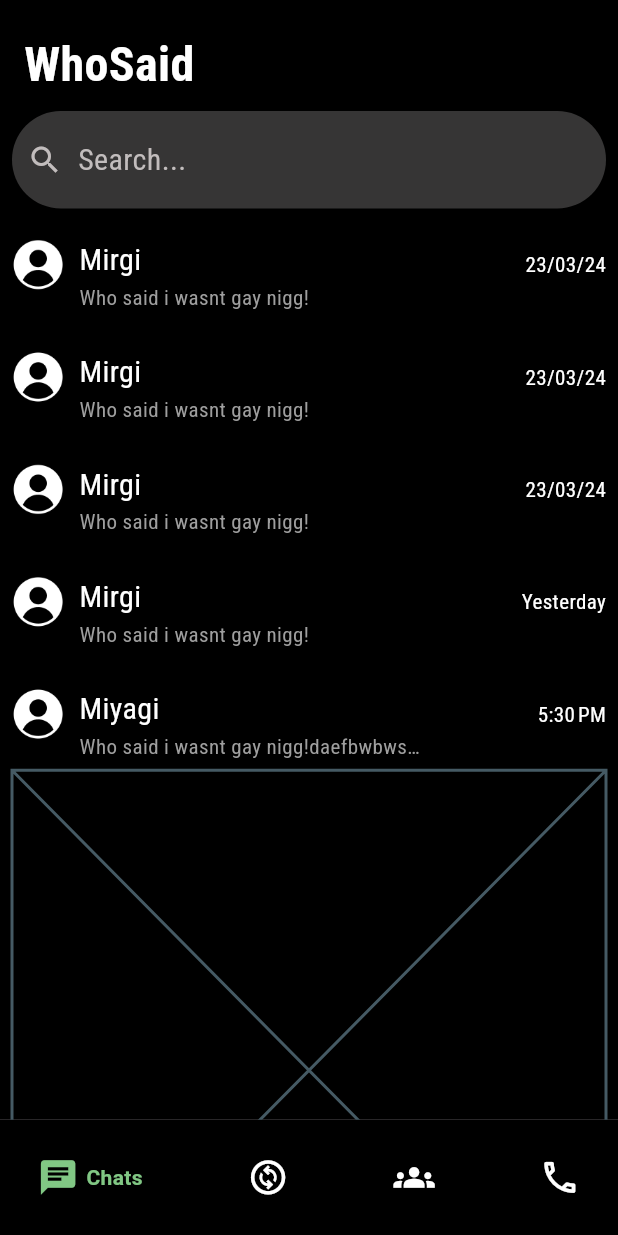
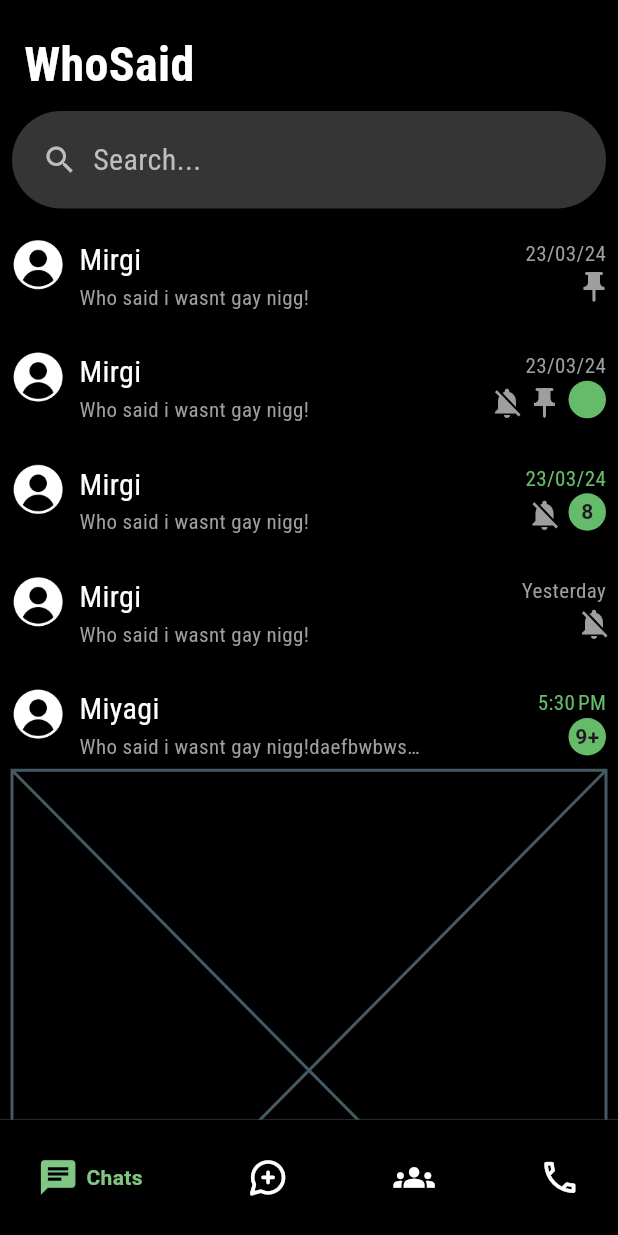
Before and after one commit to sxmbaka/whosaid, a Flutter app: the screen it shows after launch, on a phone screen of 412 x 824 dp. Run offline on Flutter 3.47's test engine with Material 3 defaults, Android fonts, the phone set to English and light mode, and no system bars; drawn by our look-alikes of google_nav_bar; our stand-ins replace gap, google_fonts.

Commit message:
Update icons in home_page.dart and chat_search_bar.dart Add new components: pinned_chat_indicator.dart, muted_chat_indicator.dart, and unread_chat_indicator.dart Update Chat model in chat.dart Update ChatTile component in chat_tile.dart

```diff
--- a/lib/components/chat_search_bar.dart
+++ b/lib/components/chat_search_bar.dart
@@ -12,7 +12,7 @@ class ChatSearchBar extends StatelessWidget {
         borderRadius: BorderRadius.circular(100),
         color: Color.fromARGB(255, 54, 53, 53),
       ),
-      padding: EdgeInsets.symmetric(horizontal: 10, vertical: 18),
+      padding: EdgeInsets.symmetric(horizontal: 20, vertical: 18),
       child: Row(
         children: [
           Icon(
--- a/lib/components/chat_tile.dart
+++ b/lib/components/chat_tile.dart
@@ -2,6 +2,9 @@ import 'package:flutter/material.dart';
 import 'package:intl/intl.dart';
 import 'package:gap/gap.dart';
 import 'package:google_fonts/google_fonts.dart';
+import 'package:whosaid/components/muted_chat_indicator.dart';
+import 'package:whosaid/components/pinned_chat_indicator.dart';
+import 'package:whosaid/components/unread_chat_indicator.dart';
 import 'package:whosaid/models/chat.dart';
 
 class ChatTile extends StatefulWidget {
@@ -16,6 +19,8 @@ class ChatTile extends StatefulWidget {
 }
 
 class _ChatTileState extends State<ChatTile> {
+  Color _timeStampColor = Colors.grey;
+
   String formatTimeStamp(DateTime timeStamp) {
     final now = DateTime.now();
     final difference = now.difference(timeStamp);
@@ -30,6 +35,29 @@ class _ChatTileState extends State<ChatTile> {
       // If timestamp is over 48 hours ago, display date in dd/mm/yy format
       return DateFormat('dd/MM/yy').format(timeStamp);
     }
+  }
+
+  List<Widget> statusIcons = [];
+
+  @override
+  void initState() {
+    if (widget.chat.isMute) {
+      statusIcons.add(MutedChatIndicator());
+    }
+    if (widget.chat.isPinned) {
+      statusIcons.add(PinnedChatIndicator());
+    }
+    if (widget.chat.numberOfUnreads >= 0) {
+      statusIcons.add(
+        UnreadChatIndicator(
+          numberOfUnreads: widget.chat.numberOfUnreads,
+        ),
+      );
+      if (widget.chat.numberOfUnreads > 0) {
+        _timeStampColor = Colors.green.shade400;
+      }
+    }
+    super.initState();
   }
 
   @override
@@ -78,8 +106,12 @@ class _ChatTileState extends State<ChatTile> {
                 Text(
                   formatTimeStamp(widget.chat.timeStamp),
                   style: GoogleFonts.robotoCondensed(
-                    color: Colors.white,
+                    color: _timeStampColor,
                   ),
+                ),
+                Row(
+                  mainAxisAlignment: MainAxisAlignment.end,
+                  children: statusIcons,
                 )
               ],
             ),
--- /dev/null
+++ b/lib/components/muted_chat_indicator.dart
@@ -0,0 +1,18 @@
+import 'package:flutter/material.dart';
+
+class MutedChatIndicator extends StatelessWidget {
+  const MutedChatIndicator({super.key});
+
+  @override
+  Widget build(BuildContext context) {
+    return Container(
+      width: 20,
+      height: 20,
+      margin: EdgeInsets.only(left: 5),
+      child: Icon(
+        Icons.notifications_off,
+        color: Colors.grey,
+      ),
+    );
+  }
+}
--- /dev/null
+++ b/lib/components/pinned_chat_indicator.dart
@@ -0,0 +1,18 @@
+import 'package:flutter/material.dart';
+
+class PinnedChatIndicator extends StatelessWidget {
+  const PinnedChatIndicator({super.key});
+
+  @override
+  Widget build(BuildContext context) {
+    return Container(
+      width: 20,
+      height: 20,
+      margin: EdgeInsets.only(left: 5),
+      child: Icon(
+        Icons.push_pin,
+        color: Colors.grey,
+      ),
+    );
+  }
+}
--- /dev/null
+++ b/lib/components/unread_chat_indicator.dart
@@ -0,0 +1,41 @@
+import 'package:flutter/material.dart';
+import 'package:google_fonts/google_fonts.dart';
+
+class UnreadChatIndicator extends StatelessWidget {
+  final int numberOfUnreads;
+  const UnreadChatIndicator({
+    super.key,
+    required this.numberOfUnreads,
+  });
+
+  @override
+  Widget build(BuildContext context) {
+    String formatNumberOfUnreads(int numberOfUnreads) {
+      if (numberOfUnreads == 0) {
+        return "";
+      } else if (numberOfUnreads > 9) {
+        return "9+";
+      } else
+        return numberOfUnreads.toString();
+    }
+
+    return Container(
+      width: 25,
+      height: 25,
+      margin: EdgeInsets.only(left: 8),
+      decoration: BoxDecoration(
+        borderRadius: BorderRadius.circular(100),
+        color: Colors.green[400],
+      ),
+      child: Center(
+        child: Text(
+          formatNumberOfUnreads(numberOfUnreads),
+          style: GoogleFonts.aBeeZee(
+            fontSize: 14,
+            fontWeight: FontWeight.bold,
+          ),
+        ),
+      ),
+    );
+  }
+}
--- a/lib/models/chat.dart
+++ b/lib/models/chat.dart
@@ -12,6 +12,7 @@ class Chat {
   DateTime timeStamp;
   String imagePath;
   bool hasPfp;
+  int numberOfUnreads;
 
   Chat({
     required this.chatName,
@@ -21,8 +22,10 @@ class Chat {
     required this.lastRecieved,
     required this.lastRecievedMessage,
     required this.sentMessageStatus,
+    required this.timeStamp,
+
     this.imagePath = "assets/images/default-profile-photo.png",
     this.hasPfp = false,
-    required this.timeStamp,
+    this.numberOfUnreads = -1,
   });// : timeStamp = DateTime.now();
 }
--- a/lib/pages/chats_page.dart
+++ b/lib/pages/chats_page.dart
@@ -39,7 +39,7 @@ class _ChatsPageState extends State<ChatsPage> {
                 chatName: "Mirgi",
                 isGroupChat: false,
                 isMute: false,
-                isPinned: false,
+                isPinned: true,
                 lastRecieved: false,
                 lastRecievedMessage: "Who said i wasnt gay nigg!",
                 sentMessageStatus: SentMessageStatus.sentNotReceived,
@@ -48,10 +48,11 @@ class _ChatsPageState extends State<ChatsPage> {
             ChatTile(
               chat: Chat(
                 timeStamp: DateTime.now().subtract(Duration(days: 30)),
+                numberOfUnreads: 0,
                 chatName: "Mirgi",
                 isGroupChat: false,
-                isMute: false,
-                isPinned: false,
+                isMute: true,
+                isPinned: true,
                 lastRecieved: false,
                 lastRecievedMessage: "Who said i wasnt gay nigg!",
                 sentMessageStatus: SentMessageStatus.sentNotReceived,
@@ -62,7 +63,8 @@ class _ChatsPageState extends State<ChatsPage> {
                 chatName: "Mirgi",
                 timeStamp: DateTime.now().subtract(Duration(days: 30)),
                 isGroupChat: false,
-                isMute: false,
+                isMute: true,
+                numberOfUnreads: 8,
                 isPinned: false,
                 lastRecieved: false,
                 lastRecievedMessage: "Who said i wasnt gay nigg!",
@@ -74,7 +76,7 @@ class _ChatsPageState extends State<ChatsPage> {
                 chatName: "Mirgi",
                 isGroupChat: false,
                 timeStamp: DateTime.now().subtract(Duration(days: 1)),
-                isMute: false,
+                isMute: true,
                 isPinned: false,
                 lastRecieved: false,
                 lastRecievedMessage: "Who said i wasnt gay nigg!",
@@ -87,6 +89,7 @@ class _ChatsPageState extends State<ChatsPage> {
                 isGroupChat: false,
                 timeStamp: DateTime.now().subtract(Duration(hours: 17)),
                 isMute: false,
+                numberOfUnreads: 1000,
                 isPinned: false,
                 lastRecieved: false,
                 lastRecievedMessage: "Who said i wasnt gay nigg!daefbwbwsbdahbfffffffffaaaaaaaaaaaaaaa",
--- a/lib/pages/home_page.dart
+++ b/lib/pages/home_page.dart
@@ -47,7 +47,7 @@ class _HomePageState extends State<HomePage> {
               text: "Chats",
             ),
             GButton(
-              icon: Icons.change_circle_outlined,
+              icon: Icons.maps_ugc_rounded,
               iconColor: Colors.white,
               text: "Updates",
             ),
```
